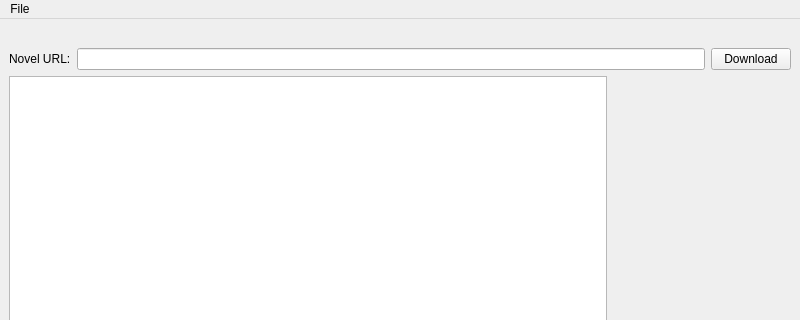
This is mainwindow.ui in insoPL/WuxiaDownloader as Qt 5 draws it before an edit; both pictures show x 0 to 800 and y 0 to 320 of the 800 by 600 pixel window. The edited form follows.
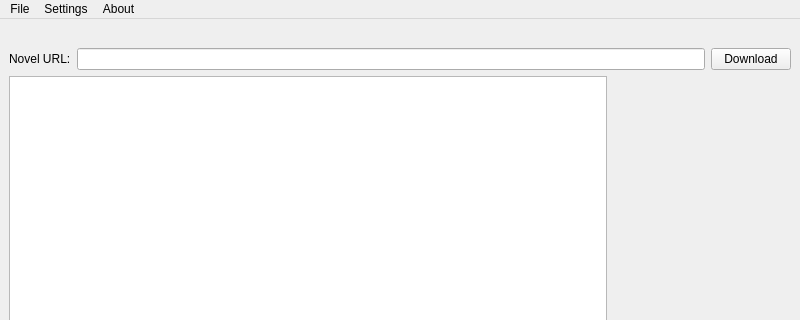
This is the edited form. Icons and pictures are not drawn.

What changed in the file:
```diff
--- a/mainwindow.ui
+++ b/mainwindow.ui
@@ -1364,7 +1364,19 @@
     <addaction name="actionopen_epub_file"/>
     <addaction name="actionExit"/>
    </widget>
+   <widget class="QMenu" name="menuSettings">
+    <property name="title">
+     <string>Settings</string>
+    </property>
+   </widget>
+   <widget class="QMenu" name="menuAbout">
+    <property name="title">
+     <string>About</string>
+    </property>
+   </widget>
    <addaction name="menuFile"/>
+   <addaction name="menuSettings"/>
+   <addaction name="menuAbout"/>
   </widget>
   <widget class="QStatusBar" name="statusbar"/>
   <action name="actionSave_as">
```
